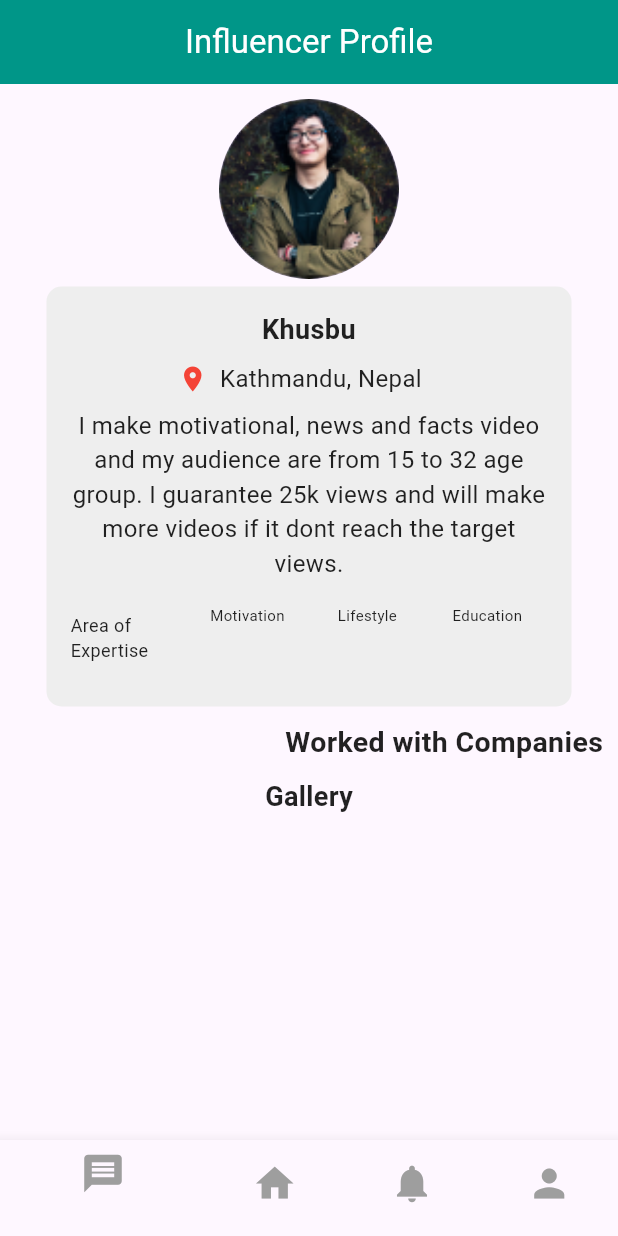
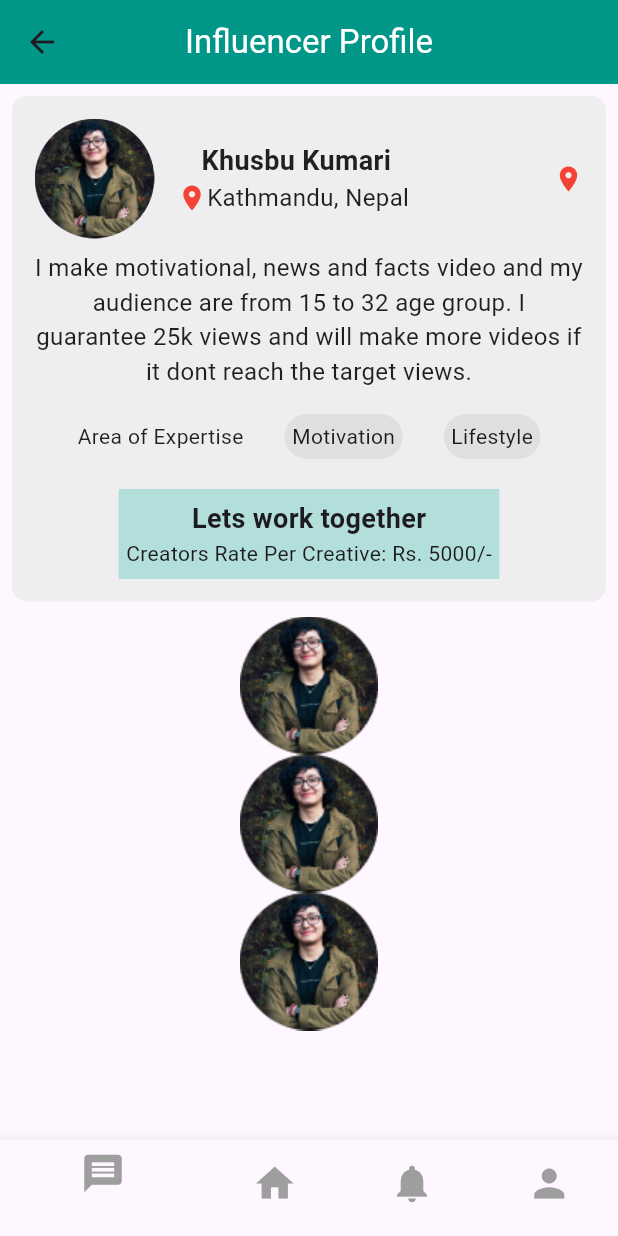
Before and after one commit to KhusbuJays01/TrendMasterApp, a Flutter app: the InfluencerProfile screen opened directly, on a phone screen of 412 x 824 dp. Run offline on Flutter 3.47's test engine with Material 3 defaults, Android fonts, the phone set to English and light mode, and no system bars; our stand-ins replace google_fonts.

Commit message:
influener description completed draft

```diff
--- a/lib/main.dart
+++ b/lib/main.dart
@@ -24,13 +24,13 @@ class MyApp  extends StatelessWidget {
         theme: ThemeData(
           appBarTheme: AppBarTheme(
             color: Colors.teal,
-              titleTextStyle: TextStyle(fontSize: 22, color: Colors.white), ),
+              titleTextStyle: TextStyle(fontSize: 22, color: Colors.white,)),
           fontFamily: GoogleFonts.aBeeZee().fontFamily,
         ),
 
         //Route
         routes: {
-          "/": (context) => CompanyHomePage(),
+          "/": (context) => InfluencerProfile(),
         }
     );
   }
--- a/lib/pages/influencer_home_page.dart
+++ b/lib/pages/influencer_home_page.dart
@@ -1,6 +1,6 @@
 import 'package:flutter/material.dart';
 
-class HomePage extends StatelessWidget {
+class InfluencerHomePage extends StatelessWidget {
   final List<String> images = [
     'assets/images/home.png',
     'assets/images/cocacola.png',
--- a/lib/pages/influencer_profile_page.dart
+++ b/lib/pages/influencer_profile_page.dart
@@ -8,64 +8,58 @@ class InfluencerProfile extends StatelessWidget {
         title: Text("Influencer Profile", style: TextStyle(color: Colors.white),),
         centerTitle: true,
       ),
-      body: Padding(
-        padding: const EdgeInsets.all(10.0),
+      body: SingleChildScrollView(
+        child: Padding(
+          padding: const EdgeInsets.all(8.0),
           child: Column(
-          crossAxisAlignment: CrossAxisAlignment.center,
             children: [
-            // Profile Image on the page
-            Stack(
-              children: [
-                CircleAvatar(
-                  radius: 60,
-                  backgroundImage: AssetImage('assets/images/profile.png'),
-                ),
-                Positioned(
-                  bottom: 0,
-                  child: Container(
-                    width: 120,
-                    height: 60,
-                    color: Colors.transparent,
-                  ),
-                ),
-              ],
-            ),
 
-            SizedBox(height: 5),
-
-            // Center the Container with name, logo, location, and two Text widgets
-            Center(
-              child: Container(
-                width: 350,
-                height: 280,
-                padding: EdgeInsets.all(16),
+              //Profile Description Section
+              Container(
+                // height: 400,
+                padding: EdgeInsets.all(15),
                 decoration: BoxDecoration(
                   color: Colors.grey.shade200,
                   borderRadius: BorderRadius.circular(10),
                 ),
                 child: Column(
                   children: [
-                    Text(
-                      'Khusbu',
-                      style: TextStyle(
+
+                    //Profile Image, Name, Location and Edit Option
+                    Row(
+                      mainAxisAlignment: MainAxisAlignment.spaceBetween,
+                      children: [
+
+                        //Image
+                        Row(
+                          mainAxisAlignment: MainAxisAlignment.spaceBetween,
+                          children: [
+                            CircleAvatar(
+                              radius: 40,
+                              backgroundImage: AssetImage('assets/images/profile.png'),
+                            ),
+                            SizedBox(width: 15,),
+
+                            // Influencer name and Location
+                            Container(
+                                // color: Colors.cyan,
+                                child: Column(
+                                  children: [
+                                    Text("Khusbu Kumari",
+                                      style:TextStyle(
                                         fontSize: 18,
                                         fontWeight: FontWeight.bold,
-                        color: Colors.black87,
-                      ),
-                      textAlign: TextAlign.center,
-                    ),
-                    SizedBox(height: 8),
+                                        color: Colors.black87,),),
 
-                    // Row with logo, location, and other details
-                    Row(
-                      mainAxisAlignment: MainAxisAlignment.center,
+                                    Container(
+                                      // color: Colors.red,
+                                      child: Row(
                                         children: [
                                           Icon(
                                             Icons.location_on,
                                             size: 20,
                                             color: Colors.red,
                                           ),
-                        SizedBox(width: 8),
                                           Text(
                                             'Kathmandu, Nepal ',
                                             style: TextStyle(
@@ -73,10 +67,26 @@ class InfluencerProfile extends StatelessWidget {
                                               color: Colors.black87,
                                             ),
                                           ),
-                        SizedBox(width: 8),
+                                        ],
+                                      ),
+                                    ),
+                                  ],
+                                )
+                            ),
                           ],
                         ),
 
+                        //Replacing it with EDIT LOGO
+                        Padding(
+                          padding: const EdgeInsets.only(),
+                          child: Icon(
+                            Icons.location_on,
+                            size: 20,
+                            color: Colors.red,
+                          ),
+                        ),
+                      ],
+                    ),
                     SizedBox(height: 8),
 
                     // Multiline text centered
@@ -91,63 +101,84 @@ class InfluencerProfile extends StatelessWidget {
                         textAlign: TextAlign.center,
                       ),
                     ),
+                    SizedBox(height: 2),
 
-                    SizedBox(height: 8),
+                    // Area of Expertise Section
+                    Container(
+                      margin: EdgeInsets.all(10),
+                      padding: EdgeInsets.all(5),
+                      decoration: BoxDecoration(borderRadius: BorderRadius.circular(25),
+                      ),
 
-                    // Small container added to the right of the sentence
-                    Row(
-                      mainAxisAlignment: MainAxisAlignment.center,
+                      child: Row(
+                        mainAxisAlignment: MainAxisAlignment.spaceAround,
                         children: [
-                        Expanded(
-                          child: Text(
+                        Text(
                         'Area of Expertise',
                         style: TextStyle(
-                              fontSize: 12,
+                          fontSize: 14,
                           color: Colors.black87,
                         ),
-                            textAlign: TextAlign.left,
+                      ),
+                      Container(
+                        padding: EdgeInsets.all(5),
+                        decoration: BoxDecoration(
+                          color: Colors.grey[300],
+                          borderRadius: BorderRadius.circular(25),
+                        ),
+                        child: Text('Motivation'),
+                      ),
+                      Container(
+                        padding: EdgeInsets.all(5),
+                        decoration: BoxDecoration(
+                          color: Colors.grey[300],
+                          borderRadius: BorderRadius.circular(25),
+                        ),
+                        child: Text('Lifestyle'),),
+                        ],
                       ),
                     ),
-                        SmallContainer(text: 'Motivation'),
-                        SmallContainer(text: 'Lifestyle'),
-                        SmallContainer(text: 'Education'),
+                    SizedBox(height: 5),
+
+                    Container(
+                      color: Colors.teal[100],
+                      height: 60,
+                      padding: EdgeInsets.all(5),
+                      child: Column(
+                        mainAxisAlignment: MainAxisAlignment.center,
+
+                        children: [
+                        Text("Lets work together", style: TextStyle(fontSize: 18, fontWeight: FontWeight.bold),),
+                        Text("Creators Rate Per Creative: Rs. 5000/-", style: TextStyle(fontSize: 14),)
+
+                      ],),
+                    )
                   ],
-                    ),
-                  ],
-                ),
                 ),
               ),
               SizedBox(height: 10),
 
-            // Worked with Companies text aligned to the right and bold
-            Row(
-              mainAxisAlignment: MainAxisAlignment.end,
+              //Social Media Details Section
+              Column(
+                crossAxisAlignment: CrossAxisAlignment.start,
                 children: [
-                Text(
-                  'Worked with Companies',
-                  style: TextStyle(
-                    fontSize: 19,
-                    fontWeight: FontWeight.bold, // Make it bold
-                    color: Colors.black87,
-                  ),
-                ),
+                  Image.asset('assets/images/profile.png'),
+                  Image.asset('assets/images/profile.png'),
+                  Image.asset('assets/images/profile.png'),
                 ],
+
+
               ),
 
-            SizedBox(height: 10),
 
-            // Gallery text
-            Text(
-              'Gallery',
-              style: TextStyle(
-                fontSize: 18,
-                fontWeight: FontWeight.bold,
-                color: Colors.black87,
-              ),
-            ),
+
+
+
+
 
               // Row with three images on the right side
             ],
+          ),
         ),
       ),
 
@@ -202,9 +233,3 @@ class SmallContainer extends StatelessWidget {
     );
   }
 }
-
-void main() {
-  runApp(MaterialApp(
-    home: InfluencerProfile(),
-  ));
-}
```
Lines whose indentation alone changed are shown as unchanged.
